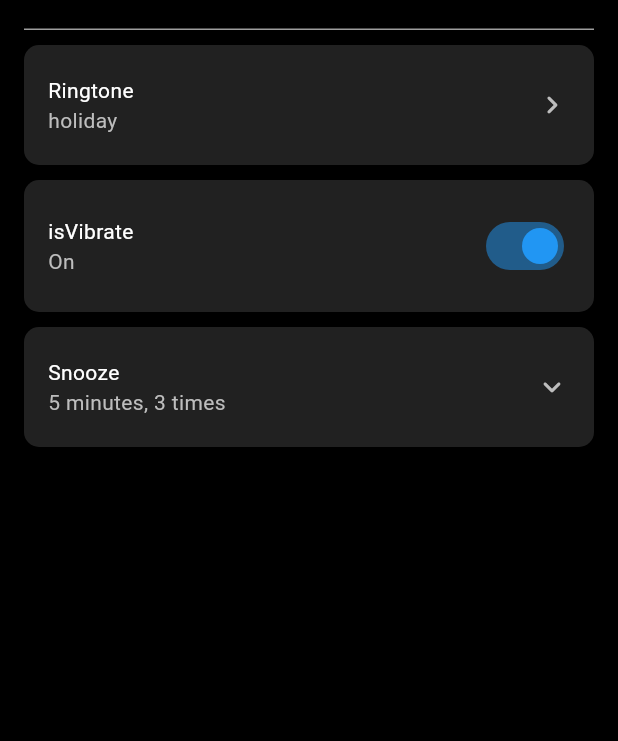
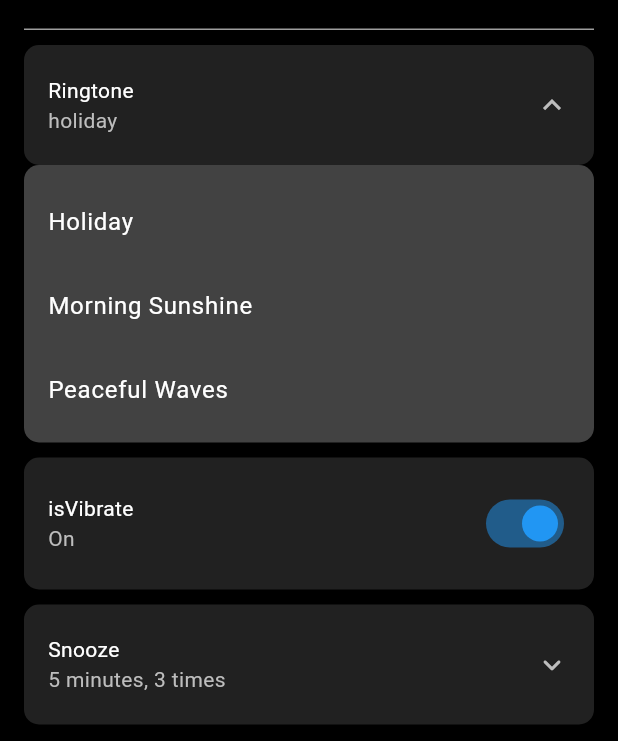
Before and after one commit to darshanvaru/Alarmy, a Flutter app: the AddAlarm widget shown alone on an empty page, opened directly, scrolled down 32 dp, after a tap on "Ringtone", on a phone screen of 412 x 824 dp, the part 495-1236 px from its top. Run offline on Flutter 3.47's test engine with Material 3 defaults, Android fonts, the phone set to English and light mode, and no system bars; our stand-ins replace flutter_local_notifications, permission_handler, timezone.

Commit message:
added diffrent ringtones

```diff
--- a/lib/screens/add_alarm_screen.dart
+++ b/lib/screens/add_alarm_screen.dart
@@ -22,6 +22,7 @@
     List<bool> selectedDays = List.filled(7, false);
     List<bool> customSelectedDays = List.filled(7, false);
     bool isSnoozeExpanded = false;
+    bool isRingtoneExpanded = false;
     String alarmTitle = "";
 
     @override
@@ -248,11 +249,85 @@
 
             // settings items (ringtone, isVibrate, snooze)
             GestureDetector(
-              onTap: () {},
+              onTap: () {
+                setState(() {
+                  isRingtoneExpanded = !isRingtoneExpanded;
+                });},
               child: _buildSettingsItem(
                 "Ringtone",
                 ringtone,
-                trailing: Icons.keyboard_arrow_right_rounded,
+                trailing: isRingtoneExpanded? Icons.keyboard_arrow_up : Icons.keyboard_arrow_down,
+              ),
+            ),
+
+            AnimatedContainer(
+              duration: const Duration(milliseconds: 300),
+              curve: Curves.easeInOut,
+              decoration: BoxDecoration(
+                color: Colors.grey[800],
+                borderRadius: BorderRadius.circular(10),
+              ),
+              height: isRingtoneExpanded ? 185 : 0,
+              child: SingleChildScrollView(
+                child: Column(
+                  children: [
+                    const SizedBox(height: 10),
+                    ListTile(
+                      title: const Text("Holiday"),
+                      onTap: () {
+                        setState(() {
+                          ringtone = "Holiday";
+                          isRingtoneExpanded = false;
+                        });
+                      },
+                    ),
+                    ListTile(
+                      title: const Text("Morning Sunshine"),
+                      onTap: () {
+                        setState(() {
+                          ringtone = "Morning Sunshine";
+                          isRingtoneExpanded = false;
+                        });
+                      },
+                    ),
+                    ListTile(
+                      title: const Text("Peaceful Waves"),
+                      onTap: () {
+                        setState(() {
+                          ringtone = "Peaceful Waves";
+                          isRingtoneExpanded = false;
+                        });
+                      },
+                    ),
+                    ListTile(
+                      title: const Text("Gentle Chimes"),
+                      onTap: () {
+                        setState(() {
+                          ringtone = "Gentle Chimes";
+                          isRingtoneExpanded = false;
+                        });
+                      },
+                    ),
+                    ListTile(
+                      title: const Text("Soft Piano"),
+                      onTap: () {
+                        setState(() {
+                          ringtone = "Soft Piano";
+                          isRingtoneExpanded = false;
+                        });
+                      },
+                    ),
+                    ListTile(
+                      title: const Text("Fun Tune"),
+                      onTap: () {
+                        setState(() {
+                          ringtone = "Fun Tune";
+                          isRingtoneExpanded = false;
+                        });
+                      },
+                    ),
+                  ],
+                ),
               ),
             ),
 
@@ -283,7 +358,7 @@
               child: _buildSettingsItem(
                 "Snooze",
                 snoozeOption,
-                trailing: Icons.keyboard_arrow_down_rounded,
+                trailing: isSnoozeExpanded? Icons.keyboard_arrow_up : Icons.keyboard_arrow_down_rounded,
               ),
             ),
 
@@ -331,6 +406,7 @@
                 ),
               ),
             ),
+
           ],
         ),
       );
--- a/lib/services/notification_service.dart
+++ b/lib/services/notification_service.dart
@@ -73,13 +73,13 @@ class NotificationService {
       }
     }
 
-    var androidDetails = const AndroidNotificationDetails(
+    var androidDetails = AndroidNotificationDetails(
       'alarm_channel',
       'Alarms',
       channelDescription: 'Alarm notifications',
       importance: Importance.max,
       priority: Priority.high,
-      sound: RawResourceAndroidNotificationSound('holiday'),
+      sound: RawResourceAndroidNotificationSound(alarm.ringtone), // Use the custom ringtone here
       fullScreenIntent: true,
       category: AndroidNotificationCategory.alarm,
       actions: [
--- a/pubspec.yaml
+++ b/pubspec.yaml
@@ -10,12 +10,13 @@ environment:
 dependencies:
   flutter:
     sdk: flutter
-  provider: ^6.0.5
-  flutter_local_notifications: ^17.2.3
+  provider: 6.1.2
+  flutter_local_notifications: ^17.2.4
   timezone: ^0.9.2
   permission_handler: ^10.2.0
   shared_preferences: ^2.1.0
   cupertino_icons: ^1.0.8
+  flutter_ringtone_player: ^4.0.0+3
   intl: ^0.19.0
   flutter_time_picker_spinner: ^2.0.0
 
```
Also changed, not shown: pubspec.lock, 5 other files.
